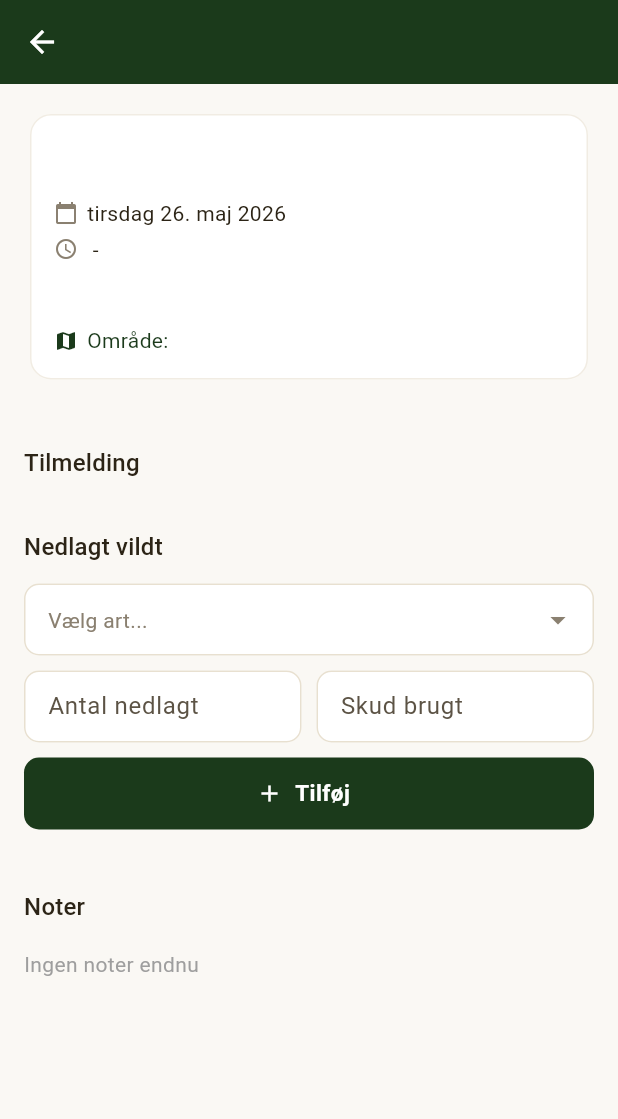
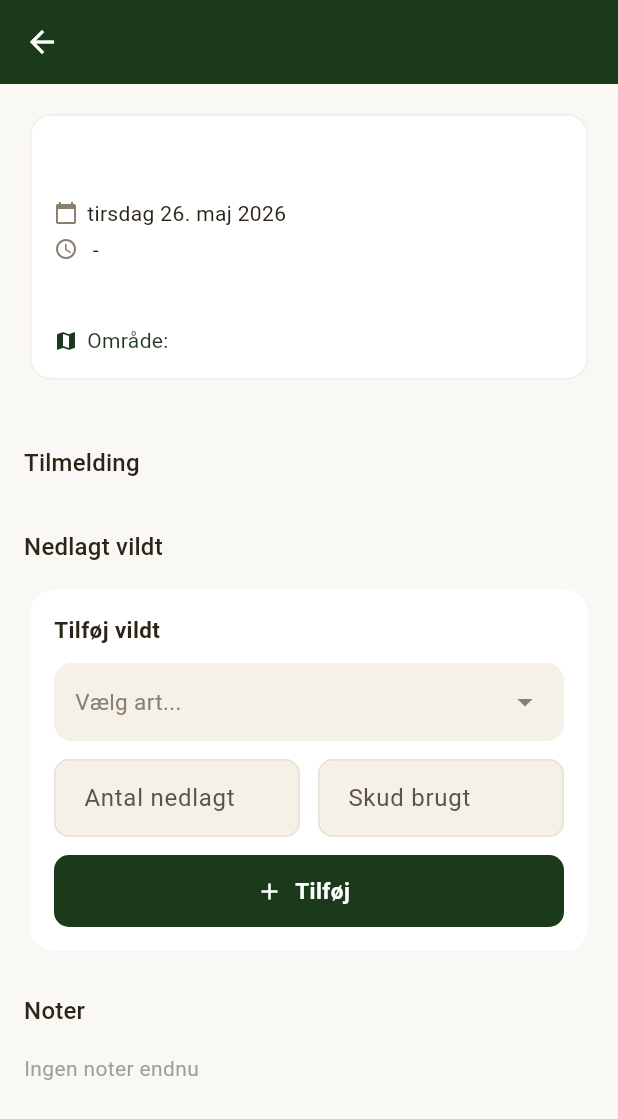
Before and after one commit to brinch-dev/risinge-jagt-app, a Flutter app: the EventDetailPage screen opened directly with empty values, on a phone screen of 412 x 824 dp. Shown: the top 1119 px of the screen. Run offline on Flutter 3.47's test engine with Material 3 defaults, Android fonts, the phone set to English and light mode, and no system bars; our stand-ins replace firebase_core, firebase_messaging, flutter_dotenv, flutter_local_notifications, flutter_map, flutter_riverpod and 12 more; accounts and stored records are empty; network calls fail.

Commit message:
v2.6.4: fix vildtpose-form i separat Card med filled TextFields
Rettede problem hvor input-felterne ikke virkede. Form er nu i sin egen
Card med filled styling og tydelige labels. Entries vises over formen.

Co-Authored-By: Claude Opus 4.6 <noreply@anthropic.com>

```diff
--- a/lib/features/calendar/presentation/pages/event_detail_page.dart
+++ b/lib/features/calendar/presentation/pages/event_detail_page.dart
@@ -589,64 +589,7 @@ class _GameBagSectionState extends ConsumerState<_GameBagSection> {
         Text('Nedlagt vildt', style: Theme.of(context).textTheme.titleMedium),
         const SizedBox(height: 12),
 
-        // Input: art, antal nedlagt, skud brugt
-        GestureDetector(
-          onTap: _pickSpecies,
-          child: InputDecorator(
-            decoration: InputDecoration(
-              hintText: 'Vælg art...',
-              border: OutlineInputBorder(borderRadius: BorderRadius.circular(12)),
-              contentPadding: const EdgeInsets.symmetric(horizontal: 12, vertical: 12),
-              suffixIcon: Icon(Icons.arrow_drop_down, color: cs.outline),
-            ),
-            child: Text(
-              _selectedSpecies ?? 'Vælg art...',
-              style: TextStyle(
-                color: _selectedSpecies != null ? cs.onSurface : cs.outline,
-              ),
-            ),
-          ),
-        ),
-        const SizedBox(height: 10),
-        Row(
-          children: [
-            Expanded(
-              child: TextField(
-                controller: _countCtrl,
-                keyboardType: TextInputType.number,
-                decoration: InputDecoration(
-                  hintText: 'Antal nedlagt',
-                  border: OutlineInputBorder(borderRadius: BorderRadius.circular(12)),
-                  contentPadding: const EdgeInsets.symmetric(horizontal: 12, vertical: 12),
-                ),
-              ),
-            ),
-            const SizedBox(width: 10),
-            Expanded(
-              child: TextField(
-                controller: _shotsCtrl,
-                keyboardType: TextInputType.number,
-                decoration: InputDecoration(
-                  hintText: 'Skud brugt',
-                  border: OutlineInputBorder(borderRadius: BorderRadius.circular(12)),
-                  contentPadding: const EdgeInsets.symmetric(horizontal: 12, vertical: 12),
-                ),
-              ),
-            ),
-          ],
-        ),
-        const SizedBox(height: 10),
-        SizedBox(
-          width: double.infinity,
-          child: FilledButton.icon(
-            onPressed: _addEntry,
-            icon: const Icon(Icons.add, size: 18),
-            label: const Text('Tilføj'),
-          ),
-        ),
-        const SizedBox(height: 16),
-
-        // Entries list
+        // Entries list first
         gameBagAsync.when(
           loading: () => const Center(child: CircularProgressIndicator()),
           error: (e, _) => Text('Fejl: $e'),
@@ -655,7 +598,9 @@ class _GameBagSectionState extends ConsumerState<_GameBagSection> {
             final totalGame = gameBag.entries.fold<int>(0, (s, e) => s + e.count);
             final totalShots = gameBag.entries.fold<int>(0, (s, e) => s + (e.shots ?? 0));
 
-            return Card(
+            return Padding(
+              padding: const EdgeInsets.only(bottom: 16),
+              child: Card(
                 shape: RoundedRectangleBorder(borderRadius: BorderRadius.circular(16)),
                 clipBehavior: Clip.antiAlias,
                 child: Column(
@@ -732,8 +677,94 @@ class _GameBagSectionState extends ConsumerState<_GameBagSection> {
                     ),
                   ],
                 ),
+              ),
             );
           },
+        ),
+
+        // Add entry form
+        Card(
+          shape: RoundedRectangleBorder(borderRadius: BorderRadius.circular(16)),
+          child: Padding(
+            padding: const EdgeInsets.all(16),
+            child: Column(
+              crossAxisAlignment: CrossAxisAlignment.start,
+              children: [
+                Text('Tilføj vildt', style: TextStyle(fontSize: 15, fontWeight: FontWeight.w600, color: cs.onSurface)),
+                const SizedBox(height: 12),
+                GestureDetector(
+                  onTap: _pickSpecies,
+                  child: Container(
+                    width: double.infinity,
+                    padding: const EdgeInsets.symmetric(horizontal: 14, vertical: 14),
+                    decoration: BoxDecoration(
+                      color: cs.surfaceContainerHighest,
+                      borderRadius: BorderRadius.circular(12),
+                    ),
+                    child: Row(
+                      children: [
+                        Expanded(
+                          child: Text(
+                            _selectedSpecies ?? 'Vælg art...',
+                            style: TextStyle(
+                              fontSize: 15,
+                              color: _selectedSpecies != null ? cs.onSurface : cs.outline,
+                            ),
+                          ),
+                        ),
+                        Icon(Icons.arrow_drop_down, color: cs.outline),
+                      ],
+                    ),
+                  ),
+                ),
+                const SizedBox(height: 12),
+                Row(
+                  children: [
+                    Expanded(
+                      child: TextField(
+                        controller: _countCtrl,
+                        keyboardType: TextInputType.number,
+                        decoration: InputDecoration(
+                          labelText: 'Antal nedlagt',
+                          filled: true,
+                          fillColor: cs.surfaceContainerHighest,
+                          border: OutlineInputBorder(
+                            borderRadius: BorderRadius.circular(12),
+                            borderSide: BorderSide.none,
+                          ),
+                        ),
+                      ),
+                    ),
+                    const SizedBox(width: 12),
+                    Expanded(
+                      child: TextField(
+                        controller: _shotsCtrl,
+                        keyboardType: TextInputType.number,
+                        decoration: InputDecoration(
+                          labelText: 'Skud brugt',
+                          filled: true,
+                          fillColor: cs.surfaceContainerHighest,
+                          border: OutlineInputBorder(
+                            borderRadius: BorderRadius.circular(12),
+                            borderSide: BorderSide.none,
+                          ),
+                        ),
+                      ),
+                    ),
+                  ],
+                ),
+                const SizedBox(height: 12),
+                SizedBox(
+                  width: double.infinity,
+                  child: FilledButton.icon(
+                    onPressed: _addEntry,
+                    icon: const Icon(Icons.add, size: 18),
+                    label: const Text('Tilføj'),
+                  ),
+                ),
+              ],
+            ),
+          ),
         ),
       ],
     );
--- a/pubspec.yaml
+++ b/pubspec.yaml
@@ -2,7 +2,7 @@ name: jagt_app
 description: "Jagt hunting app with Flutter + Supabase"
 publish_to: 'none'
 
-version: 2.6.3+58
+version: 2.6.4+59
 
 environment:
   sdk: '>=3.0.0 <4.0.0'
```
Lines whose indentation alone changed are shown as unchanged.
